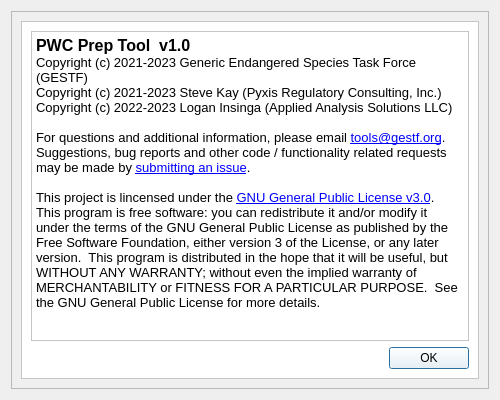
The window that pwctool/ui_files/about_info_dialog.ui (GESTF-ESA/PWC-Prep-Tool) describes before a commit, drawn with Qt 5.
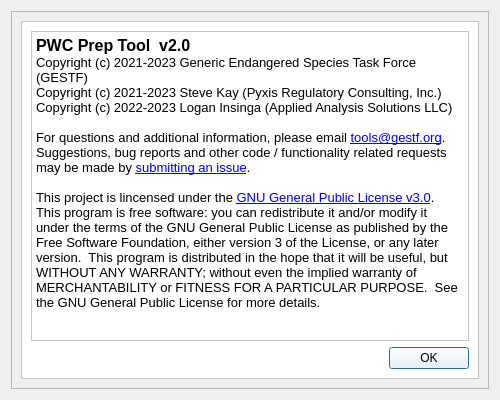
The same window after the commit.

Diff of the .ui file:
```diff
--- a/pwctool/ui_files/about_info_dialog.ui
+++ b/pwctool/ui_files/about_info_dialog.ui
@@ -76,6 +76,8 @@
           <font>
            <family>Segoe UI</family>
            <pointsize>10</pointsize>
+           <weight>50</weight>
+           <bold>false</bold>
           </font>
          </property>
          <property name="styleSheet">
@@ -136,7 +138,7 @@
 &lt;html&gt;&lt;head&gt;&lt;meta name=&quot;qrichtext&quot; content=&quot;1&quot; /&gt;&lt;style type=&quot;text/css&quot;&gt;
 p, li { white-space: pre-wrap; }
 &lt;/style&gt;&lt;/head&gt;&lt;body style=&quot; font-family:'Segoe UI'; font-size:10pt; font-weight:400; font-style:normal;&quot;&gt;
-&lt;p style=&quot; margin-top:0px; margin-bottom:0px; margin-left:0px; margin-right:0px; -qt-block-indent:0; text-indent:0px;&quot;&gt;&lt;span style=&quot; font-size:12pt; font-weight:600;&quot;&gt;PWC Prep Tool  v1.0&lt;/span&gt;&lt;/p&gt;
+&lt;p style=&quot; margin-top:0px; margin-bottom:0px; margin-left:0px; margin-right:0px; -qt-block-indent:0; text-indent:0px;&quot;&gt;&lt;span style=&quot; font-size:12pt; font-weight:600;&quot;&gt;PWC Prep Tool  v2.0&lt;/span&gt;&lt;/p&gt;
 &lt;p style=&quot; margin-top:0px; margin-bottom:0px; margin-left:0px; margin-right:0px; -qt-block-indent:0; text-indent:0px;&quot;&gt;Copyright (c) 2021-2023 Generic Endangered Species Task Force (GESTF)&lt;/p&gt;
 &lt;p style=&quot; margin-top:0px; margin-bottom:0px; margin-left:0px; margin-right:0px; -qt-block-indent:0; text-indent:0px;&quot;&gt;Copyright (c) 2021-2023 Steve Kay (Pyxis Regulatory Consulting, Inc.)&lt;/p&gt;
 &lt;p style=&quot; margin-top:0px; margin-bottom:0px; margin-left:0px; margin-right:0px; -qt-block-indent:0; text-indent:0px;&quot;&gt;Copyright (c) 2022-2023 Logan Insinga (Applied Analysis Solutions LLC)&lt;/p&gt;
```
